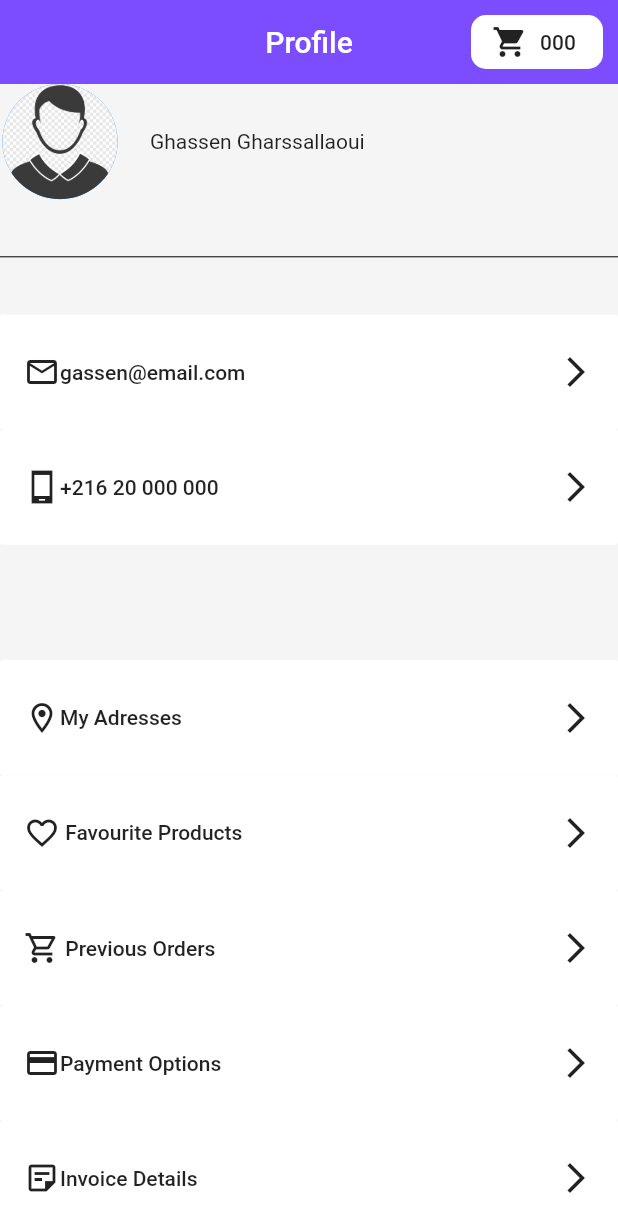
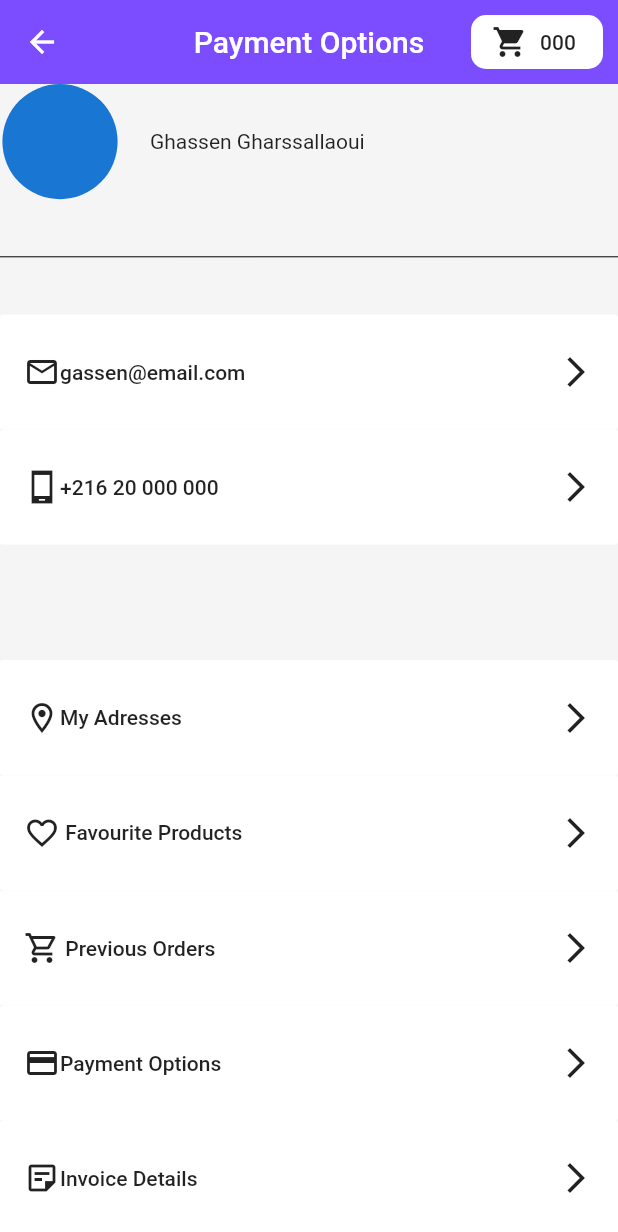
Before and after one commit to ghassengharssallaoui/tn360, a Flutter app: the screen it shows after launch, after a tap on "Payment Options", on a phone screen of 412 x 824 dp. Shown: the top 1232 px of the screen. Run offline on Flutter 3.47's test engine with Material 2 defaults, Android fonts, the phone set to English and light mode, and no system bars; our stand-ins replace get.

Commit message:
finishing the subPages of Profile

```diff
--- a/tn360Flutter/lib/log_out.dart
+++ b/tn360Flutter/lib/log_out.dart
@@ -1,13 +1,13 @@
 import 'package:flutter/material.dart';
 
-class CommunicationPreferences extends StatefulWidget {
-  const CommunicationPreferences({Key? key}) : super(key: key);
+class LogOut extends StatefulWidget {
+  const LogOut({Key? key}) : super(key: key);
 
   @override
-  LogOut createState() => LogOut();
+  _LogOutState createState() => _LogOutState();
 }
 
-class LogOut extends State<CommunicationPreferences> {
+class _LogOutState extends State<LogOut> {
   @override
   Widget build(BuildContext context) {
     return Scaffold(
--- a/tn360Flutter/lib/login_settings.dart
+++ b/tn360Flutter/lib/login_settings.dart
@@ -1,13 +1,13 @@
 import 'package:flutter/material.dart';
 
-class CommunicationPreferences extends StatefulWidget {
-  const CommunicationPreferences({Key? key}) : super(key: key);
+class LoginSettings extends StatefulWidget {
+  const LoginSettings({Key? key}) : super(key: key);
 
   @override
-  LoginSettings createState() => LoginSettings();
+  _LoginSettingsState createState() => _LoginSettingsState();
 }
 
-class LoginSettings extends State<CommunicationPreferences> {
+class _LoginSettingsState extends State<LoginSettings> {
   @override
   Widget build(BuildContext context) {
     return Scaffold(
--- a/tn360Flutter/lib/main.dart
+++ b/tn360Flutter/lib/main.dart
@@ -7,6 +7,13 @@ import 'package:tn360/pages/profile/profile_page.dart';
 import 'package:tn360/addresses.dart';
 import 'package:tn360/favourite_products.dart';
 import 'package:tn360/previous_orders.dart';
+import 'package:tn360/payment_option.dart';
+import 'package:tn360/invoice_details.dart';
+import 'package:tn360/login_settings.dart';
+import 'package:tn360/support.dart';
+import 'package:tn360/communication_preferences.dart';
+import 'package:tn360/log_out.dart';
+
 void main() {
   runApp( MaterialApp(
     initialRoute: '/',
@@ -15,6 +22,13 @@ void main() {
       '/addresses':(context)=>MyAddresses(),
       '/favourite_products':(context)=>FavouriteProducts(),
       '/previous_orders':(context)=>PreviousOrders(),
+      '/payment_option':(context)=>PaymentOption(),
+      '/invoice_details':(context)=>InvoiceDetails(),
+      '/communication_preferences':(context)=>CommunicationPreferences(),
+      '/login_settings':(context)=>LoginSettings(),
+      '/support':(context)=>Support(),
+      '/log_out':(context)=>LogOut(),
+
     },
   ));
 }
--- a/tn360Flutter/lib/pages/profile/profile_page.dart
+++ b/tn360Flutter/lib/pages/profile/profile_page.dart
@@ -145,7 +145,9 @@ class _ProfilePageState extends State<ProfilePage> {
 
           Expanded(
             child: FlatButton(
-              onPressed: (){},
+              onPressed: (){
+                Navigator.pushNamed(context, '/payment_option');
+              },
               color: Colors.white,
               child: Row(
                 children: [
@@ -161,7 +163,9 @@ class _ProfilePageState extends State<ProfilePage> {
 
           Expanded(
             child: FlatButton(
-              onPressed: (){},
+              onPressed: (){
+                Navigator.pushNamed(context, '/invoice_details');
+              },
               color: Colors.white,
               child: Row(
                 children: [
@@ -174,6 +178,74 @@ class _ProfilePageState extends State<ProfilePage> {
               ),
             ),
           ),
+          Expanded(
+            child: FlatButton(
+              onPressed: (){
+                Navigator.pushNamed(context, '/communication_preferences');
+              },
+              color: Colors.white,
+              child: Row(
+                children: [
+                  Icon(
+                    Icons.sticky_note_2_outlined,
+                  ),
+                  Expanded(child: Text("Communication Preferences")),
+                  Icon(Icons.arrow_forward_ios),
+                ],
+              ),
+            ),
+          ),
+          Expanded(
+            child: FlatButton(
+              onPressed: (){
+                Navigator.pushNamed(context, '/login_settings');
+              },
+              color: Colors.white,
+              child: Row(
+                children: [
+                  Icon(
+                    Icons.sticky_note_2_outlined,
+                  ),
+                  Expanded(child: Text("Login Settings")),
+                  Icon(Icons.arrow_forward_ios),
+                ],
+              ),
+            ),
+          ),
+          Expanded(
+            child: FlatButton(
+              onPressed: (){
+                Navigator.pushNamed(context, '/support');
+              },
+              color: Colors.white,
+              child: Row(
+                children: [
+                  Icon(
+                    Icons.sticky_note_2_outlined,
+                  ),
+                  Expanded(child: Text("Support")),
+                  Icon(Icons.arrow_forward_ios),
+                ],
+              ),
+            ),
+          ),
+          Expanded(
+            child: FlatButton(
+              onPressed: (){
+                Navigator.pushNamed(context, '/log_out');
+              },
+              color: Colors.white,
+              child: Row(
+                children: [
+                  Icon(
+                    Icons.sticky_note_2_outlined,
+                  ),
+                  Expanded(child: Text("Log Out")),
+                  Icon(Icons.arrow_forward_ios),
+                ],
+              ),
+            ),
+          ),
         ],
     )
     );
--- a/tn360Flutter/lib/payment_option.dart
+++ b/tn360Flutter/lib/payment_option.dart
@@ -0,0 +1,174 @@
+import 'package:flutter/material.dart';
+
+class PaymentOption extends StatefulWidget {
+  const PaymentOption({Key? key}) : super(key: key);
+
+  @override
+  _PaymentOptionState createState() => _PaymentOptionState();
+}
+
+class _PaymentOptionState extends State<PaymentOption> {
+  @override
+  Widget build(BuildContext context) {
+    return Scaffold(
+        backgroundColor: Colors.grey[100],
+
+        appBar: AppBar(
+            title: Text('Payment Options'),
+            centerTitle: true,
+            backgroundColor: Colors.deepPurpleAccent,
+            elevation: 0.0,
+            actions:<Widget>[
+
+              Container(
+                padding: EdgeInsets.all(10.0),
+                child: FlatButton.icon(
+                  shape: RoundedRectangleBorder(borderRadius: BorderRadius.circular(10)),
+                  onPressed: (){},
+                  icon: Icon(Icons.shopping_cart),
+                  label:Text("000"),
+                  color: Colors.white,
+                ),
+              )
+            ]
+
+        ),
+        body:Column(
+
+          children: [
+            Expanded(
+              child: Row(
+                children: [
+                  SizedBox(height: 80.0),
+                  CircleAvatar(
+                    //backgroundImage: AssetImage('assets/image/avatar.png'),
+                    radius: 40.0,
+                  ),
+                  SizedBox(width: 20.0),
+                  Text("Ghassen Gharssallaoui")
+                ],
+              ),
+            ),
+            Expanded(child: Divider(color: Colors.black)),
+            Expanded(
+              child: FlatButton(
+                  onPressed: (){},
+                  color: Colors.white,
+                  child: Row(
+                    children: [
+                      Icon(
+                        Icons.mail_outline,
+                      ),
+                      Expanded(child: Text("gassen@email.com")),
+                      Icon(Icons.arrow_forward_ios),
+                    ],
+                  )
+              ),
+            ),
+            Expanded(
+              child: FlatButton(
+                onPressed: (){},
+                color: Colors.white,
+                child: Row(
+                  children: [
+                    Icon(
+                      Icons.phone_android_sharp,
+                    ),
+                    Expanded(child: Text("+216 20 000 000")),
+                    Icon(Icons.arrow_forward_ios),
+                  ],
+                ),
+              ),
+            ),
+            Expanded(
+              child: Container(
+                height: 30.0,
+                width: 1000.0,
+                color: Colors.grey[100],
+              ),
+            ),
+
+            Expanded(
+              child: FlatButton(
+                onPressed: (){},
+                color: Colors.white,
+                child: Row(
+                  children: [
+                    Icon(
+                      Icons.location_on_outlined,
+                    ),
+                    Expanded(child: Text("My Adresses")),
+                    Icon(Icons.arrow_forward_ios),
+                  ],
+                ),
+              ),
+            ),
+
+            Expanded(
+              child: FlatButton(
+                onPressed: (){},
+                color: Colors.white,
+                child: Row(
+                  children: [
+                    Icon(
+                      Icons.favorite_border,
+                    ),
+                    Expanded(child: Text(" Favourite Products")),
+                    Icon(Icons.arrow_forward_ios),
+                  ],
+                ),
+              ),
+            ),
+
+            Expanded(
+              child: FlatButton(
+                onPressed: (){},
+                color: Colors.white,
+                child: Row(
+                  children: [
+                    Icon(
+                      Icons.shopping_cart_outlined,
+                    ),
+                    Expanded(child: Text(" Previous Orders")),
+                    Icon(Icons.arrow_forward_ios),
+                  ],
+                ),
+              ),
+            ),
+
+            Expanded(
+              child: FlatButton(
+                onPressed: (){},
+                color: Colors.white,
+                child: Row(
+                  children: [
+                    Icon(
+                      Icons.payment,
+                    ),
+                    Expanded(child: Text("Payment Options")),
+                    Icon(Icons.arrow_forward_ios),
+                  ],
+                ),
+              ),
+            ),
+
+            Expanded(
+              child: FlatButton(
+                onPressed: (){},
+                color: Colors.white,
+                child: Row(
+                  children: [
+                    Icon(
+                      Icons.sticky_note_2_outlined,
+                    ),
+                    Expanded(child: Text("Invoice Details")),
+                    Icon(Icons.arrow_forward_ios),
+                  ],
+                ),
+              ),
+            ),
+          ],
+        )
+    );
+  }
+}
--- a/tn360Flutter/lib/support.dart
+++ b/tn360Flutter/lib/support.dart
@@ -1,13 +1,13 @@
 import 'package:flutter/material.dart';
 
-class CommunicationPreferences extends StatefulWidget {
-  const CommunicationPreferences({Key? key}) : super(key: key);
+class Support extends StatefulWidget {
+  const Support({Key? key}) : super(key: key);
 
   @override
-  Support createState() => Support();
+  _SupportState createState() => _SupportState();
 }
 
-class Support extends State<CommunicationPreferences> {
+class _SupportState extends State<Support> {
   @override
   Widget build(BuildContext context) {
     return Scaffold(
```
